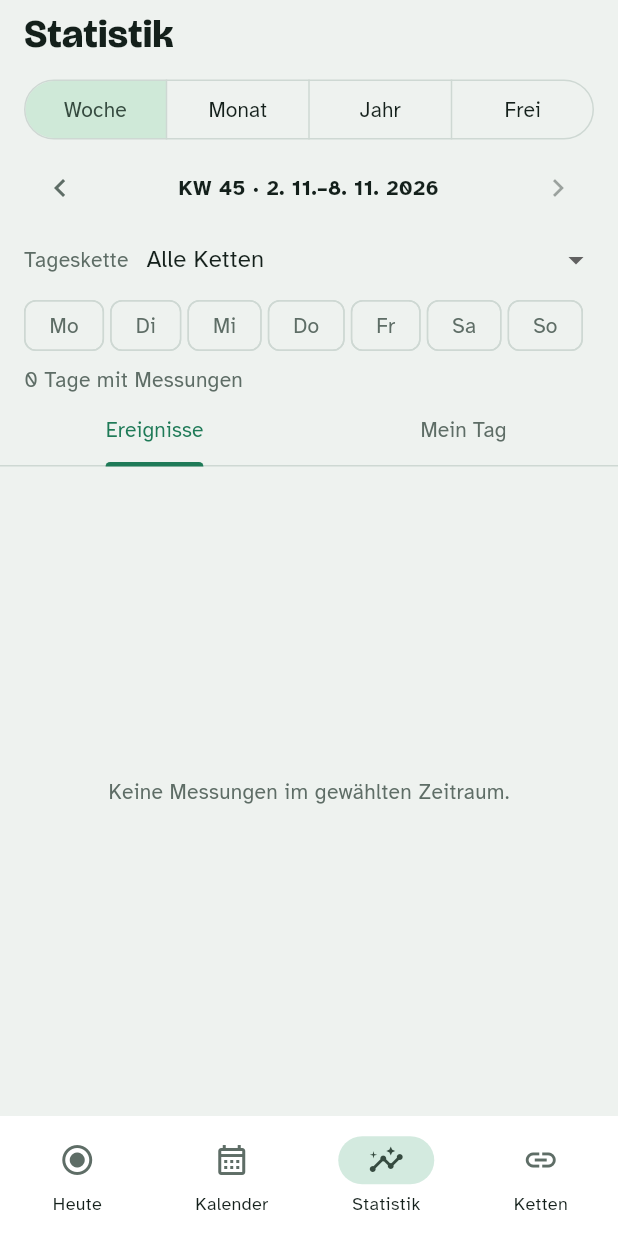
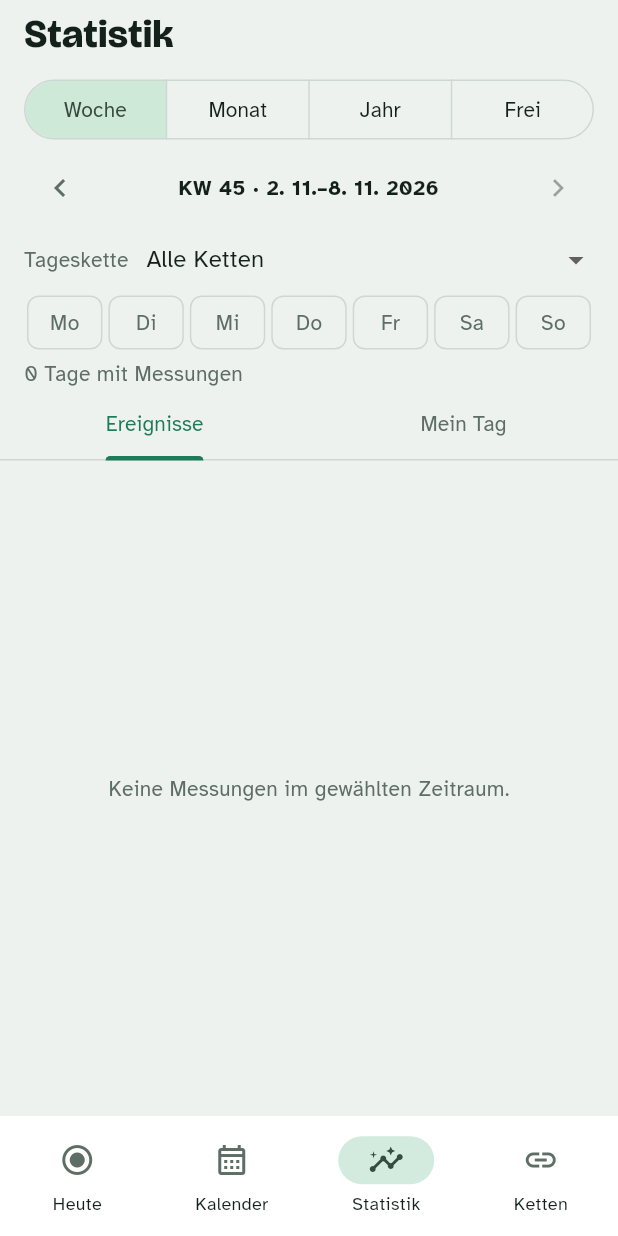
Before and after one commit to HAJ-SPG/StoppApp, a Flutter app: the screen it shows after launch, item 3 of the bottom bar chosen, on a phone screen of 412 x 824 dp. Run offline on Flutter 3.47's test engine with Material 3 defaults, Android fonts, the phone set to English and light mode, and no system bars; our stand-ins replace drift, drift_flutter, fl_chart, flutter_riverpod, package_info_plus; accounts and stored records are empty; generated files the repository leaves out were written again.

Commit message:
Oberfläche nachgeschärft und Screenshots
Kürzeres Datum im Kopf, kompakte Aktionsknöpfe, Wochentagsfilter in
einer Zeile, keine überlappenden Achsenbeschriftungen.

Co-Authored-By: Claude Opus 5.5 <noreply@anthropic.com>
Claude-Session: https://claude.ai/code/session_01XVWCaVejVWNi4WmYcQWbSo

```diff
--- a/lib/ui/gemeinsam.dart
+++ b/lib/ui/gemeinsam.dart
@@ -6,6 +6,7 @@ import 'theme.dart';
 
 const locale = 'de_AT';
 
+String datumKopf(Tag t) => DateFormat('EEE, d. MMM', locale).format(t.datum);
 String datumLang(Tag t) => DateFormat('EEEE, d. MMMM', locale).format(t.datum);
 String datumMittel(Tag t) => DateFormat('EEE, d. MMM yyyy', locale).format(t.datum);
 String datumKurz(Tag t) => DateFormat('d. M.', locale).format(t.datum);
--- a/lib/ui/statistik/statistik_filter.dart
+++ b/lib/ui/statistik/statistik_filter.dart
@@ -103,14 +103,32 @@ class StatistikFilterKopf extends ConsumerWidget {
           ),
         ),
       ]),
-      Wrap(spacing: 4, runSpacing: 4, children: [
+      Row(children: [
         for (var w = 1; w <= 7; w++)
-          FilterChip(
-            label: Text(wochentagKurz[w - 1]),
-            selected: a.wochentage.contains(w),
-            showCheckmark: false,
-            visualDensity: VisualDensity.compact,
-            onSelected: (_) => notifier.wochentagUmschalten(w),
+          Expanded(
+            child: Padding(
+              padding: const EdgeInsets.symmetric(horizontal: 2),
+              child: Material(
+                color: a.wochentage.contains(w) ? f.goSoft : Colors.transparent,
+                shape: RoundedRectangleBorder(
+                  borderRadius: BorderRadius.circular(8),
+                  side: BorderSide(color: a.wochentage.contains(w) ? f.go : f.line),
+                ),
+                child: InkWell(
+                  borderRadius: BorderRadius.circular(8),
+                  onTap: () => notifier.wochentagUmschalten(w),
+                  child: SizedBox(
+                    height: 36,
+                    child: Center(
+                      child: Text(wochentagKurz[w - 1],
+                          style: TextStyle(
+                              fontWeight: a.wochentage.contains(w) ? FontWeight.w700 : FontWeight.w400,
+                              color: a.wochentage.contains(w) ? f.ink : f.muted)),
+                    ),
+                  ),
+                ),
+              ),
+            ),
           ),
       ]),
       const SizedBox(height: 6),
```
Also changed, not shown: lib/ui/heute/heute_screen.dart (+13 -3 lines), lib/ui/statistik/ereignis_detail_screen.dart (+17 -6 lines), 9 other files.
